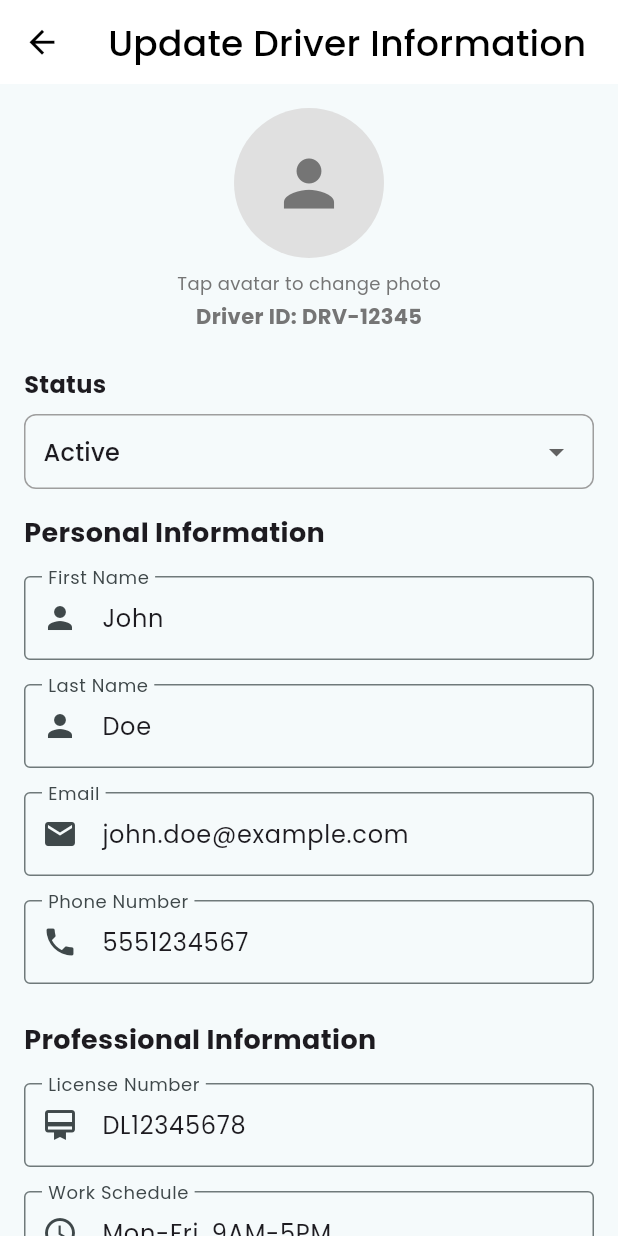
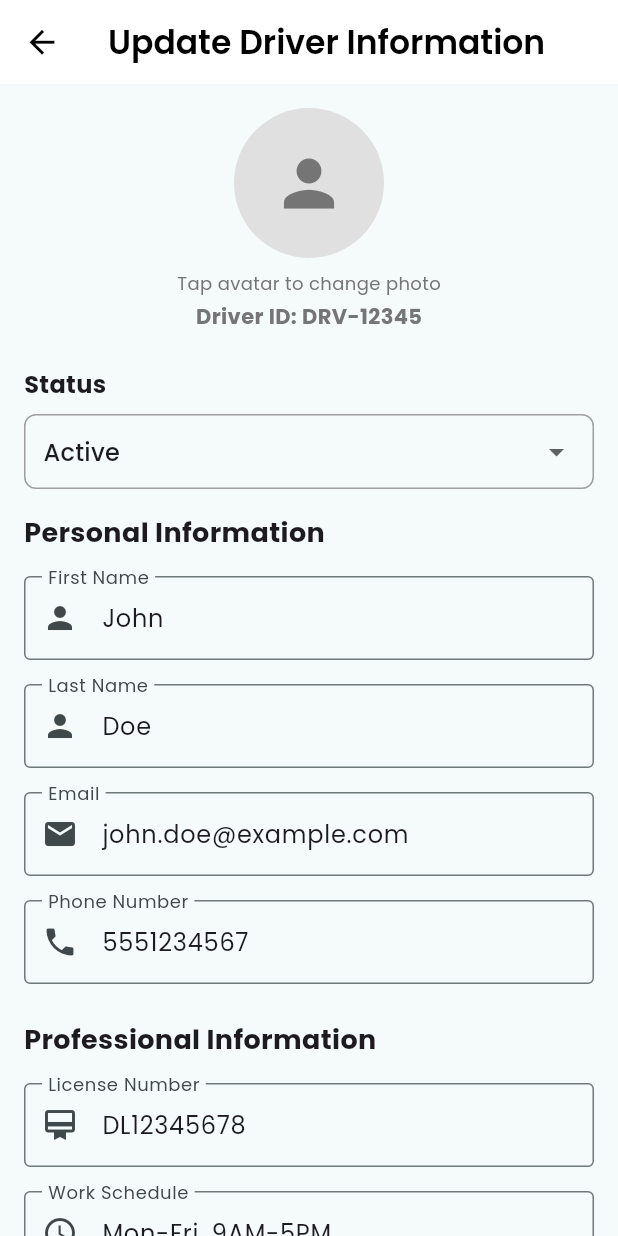
Before and after one commit to Project-Captone-2-VMS/VMS-repo-App, a Flutter app: the UpdateDriverInfoScreen screen opened directly, on a phone screen of 412 x 824 dp. Run offline on Flutter 3.47's test engine with Material 3 defaults, Android fonts, the phone set to English and light mode, and no system bars; our stand-ins replace bloc, cloud_firestore, dio, equatable, firebase_core, fl_chart and 11 more; accounts and stored records are empty; generated files the repository leaves out were written again.

Commit message:
chore: update constants

```diff
--- a/vms_app/lib/config/routes/router.dart
+++ b/vms_app/lib/config/routes/router.dart
@@ -10,6 +10,7 @@ import 'package:vms_app/features/job/presentation/ui/screens/my_jobs_screen.dart
 import 'package:vms_app/features/location/ui/screens/location_screen.dart';
 import 'package:vms_app/features/notification/presentation/ui/screens/notification_screen.dart';
 import 'package:vms_app/features/profile/presentation/ui/screens/profile_screen.dart';
+import 'package:vms_app/features/profile/presentation/ui/screens/update_driver_info_screen.dart';
 
 final GoRouter router = GoRouter(
   initialLocation: '/splash',
@@ -42,5 +43,9 @@ final GoRouter router = GoRouter(
       builder: (context, state) => NotificationsPage(),
     ),
     GoRoute(path: '/profile', builder: (context, state) => ProfileScreen()),
+    GoRoute(
+      path: '/update-profile',
+      builder: (context, state) => UpdateDriverInfoScreen(),
+    ),
   ],
 );
--- a/vms_app/lib/config/theme/app_theme.dart
+++ b/vms_app/lib/config/theme/app_theme.dart
@@ -1,4 +1,5 @@
 import 'package:flutter/material.dart';
+import 'package:google_fonts/google_fonts.dart';
 
 class AppTheme {
   // Core Colors
@@ -26,7 +27,7 @@ class AppTheme {
     return ThemeData(
       primaryColor: primaryColor,
       scaffoldBackgroundColor: backgroundColor,
-      appBarTheme: const AppBarTheme(
+      appBarTheme: AppBarTheme(
         backgroundColor: backgroundColor,
         elevation: 0,
         titleTextStyle: AppTextStyles.appbarText,
@@ -45,7 +46,7 @@ class AppTheme {
     return ThemeData(
       primaryColor: primaryColor,
       scaffoldBackgroundColor: backgroundColor,
-      appBarTheme: const AppBarTheme(
+      appBarTheme: AppBarTheme(
         backgroundColor: backgroundColor,
         elevation: 0,
         titleTextStyle: AppTextStyles.appbarText,
@@ -67,7 +68,7 @@ class AppTheme {
 
   // Centralized TextTheme for consistent typography
   static TextTheme _buildTextTheme() {
-    return const TextTheme(
+    return TextTheme(
       displayLarge: AppTextStyles.heading,
       headlineMedium: AppTextStyles.appbarText,
       titleLarge: AppTextStyles.subheading,
@@ -86,11 +87,9 @@ class AppTextStyles {
     letterSpacing: 0.5,
   );
 
-  static const TextStyle appbarText = TextStyle(
-    fontSize: 24,
-    fontWeight: FontWeight.w500,
-    color: AppTheme.black,
-    letterSpacing: 0.2,
+  static TextStyle appbarText = GoogleFonts.poppins(
+    color: Colors.black,
+    fontWeight: FontWeight.w600,
   );
 
   static const TextStyle subheading = TextStyle(
```
Also changed, not shown: vms_app/lib/constant/constants.dart (line endings or trailing spaces).
